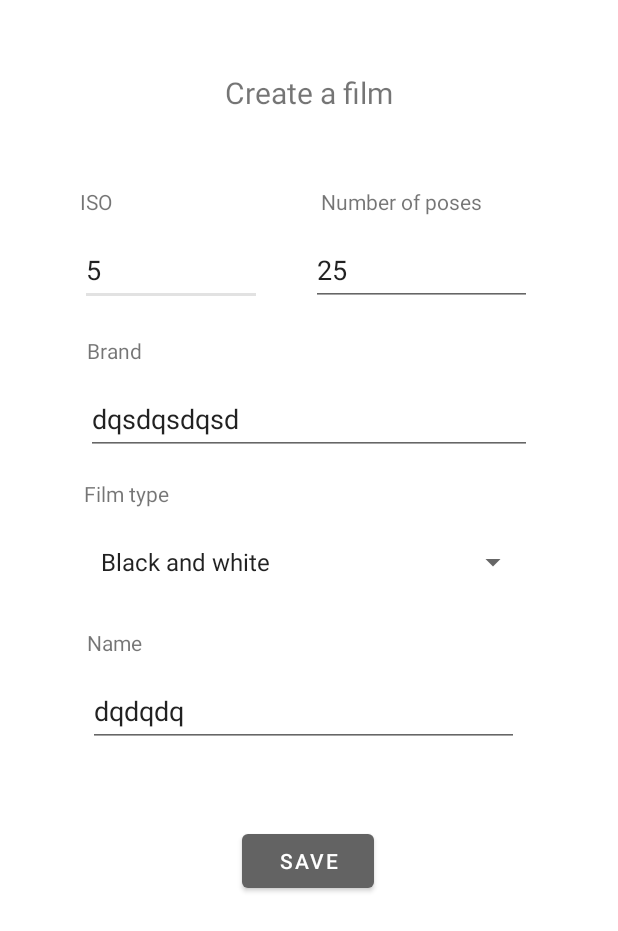
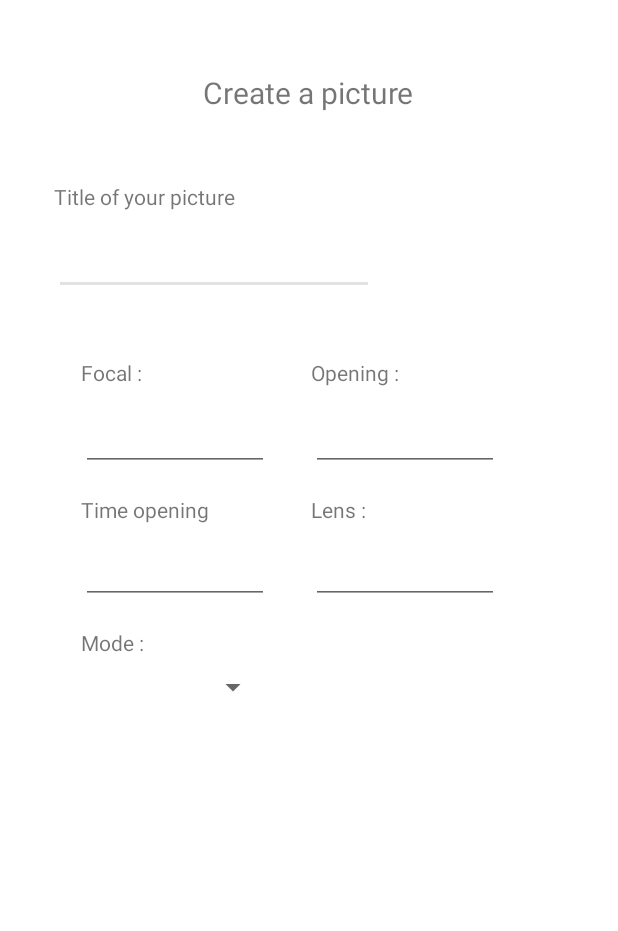
Before and after one commit to Arthur150/FDBSilverFilm, an Android app: the screen it shows after launch (AddFilmActivity before the commit, AddPictureActivity after it), on a phone screen of 412 x 824 dp. Shown: the top 931 px of the screen. Run offline under Robolectric (Android 15) with nearby library versions, the phone set to English and light mode, and no system bars; our stand-ins replace Room's generated code.

Commit message:
add layout add picture

```diff
--- a/app/src/main/AndroidManifest.xml
+++ b/app/src/main/AndroidManifest.xml
@@ -9,6 +9,9 @@
         android:roundIcon="@mipmap/ic_launcher_round"
         android:supportsRtl="true"
         android:theme="@style/Theme.FDBSilverFilm">
+        <activity
+            android:name=".view.AddPictureActivity"
+            android:exported="false" />
         <activity
             android:name=".view.AddFilmActivity"
             android:exported="false" />
--- /dev/null
+++ b/app/src/main/java/com/example/fdbsilverfilm/view/AddPictureActivity.kt
@@ -0,0 +1,12 @@
+package com.example.fdbsilverfilm.view
+
+import androidx.appcompat.app.AppCompatActivity
+import android.os.Bundle
+import com.example.fdbsilverfilm.R
+
+class AddPictureActivity : AppCompatActivity() {
+    override fun onCreate(savedInstanceState: Bundle?) {
+        super.onCreate(savedInstanceState)
+        setContentView(R.layout.activity_add_picture)
+    }
+}
--- a/app/src/main/java/com/example/fdbsilverfilm/view/MainActivity.kt
+++ b/app/src/main/java/com/example/fdbsilverfilm/view/MainActivity.kt
@@ -1,10 +1,8 @@
 package com.example.fdbsilverfilm.view
 
 import android.content.Intent
+import android.os.Bundle
 import androidx.appcompat.app.AppCompatActivity
-import android.os.Bundle
-import android.util.Log
-
 import com.example.fdbsilverfilm.R
 import com.example.fdbsilverfilm.model.Film
 
@@ -13,8 +11,12 @@ class MainActivity : AppCompatActivity() {
         super.onCreate(savedInstanceState)
         setContentView(R.layout.activity_main)
 
-        val intent = Intent(this,AddFilmActivity::class.java)
-        intent.putExtra("filmToEdit", Film(0,"dqdqdq","dqsdqsdqsd",5,"Black and white",25))
+        /*val intent = Intent(this, AddFilmActivity::class.java)
+         intent.putExtra("filmToEdit", Film(0, "dqdqdq", "dqsdqsdqsd", 5, "Black and white", 25))
+         startActivity(intent)*/
+
+        val intent = Intent(this, AddPictureActivity::class.java)
+        intent.putExtra("filmToEdit", Film(0, "dqdqdq", "dqsdqsdqsd", 5, "Black and white", 25))
         startActivity(intent)
 
     }
--- /dev/null
+++ b/app/src/main/res/layout/activity_add_picture.xml
@@ -0,0 +1,169 @@
+<?xml version="1.0" encoding="utf-8"?>
+<androidx.constraintlayout.widget.ConstraintLayout xmlns:android="http://schemas.android.com/apk/res/android"
+    xmlns:app="http://schemas.android.com/apk/res-auto"
+    xmlns:tools="http://schemas.android.com/tools"
+    android:layout_width="match_parent"
+    android:layout_height="match_parent"
+    tools:context=".view.AddPictureActivity">
+
+
+    <TextView
+        android:id="@+id/addPictureTextView"
+        android:layout_width="wrap_content"
+        android:layout_height="wrap_content"
+        android:layout_marginTop="48dp"
+        android:gravity="center"
+        android:text="@string/create_a_picture"
+        android:textSize="20sp"
+        app:layout_constraintEnd_toEndOf="parent"
+        app:layout_constraintHorizontal_bias="0.498"
+        app:layout_constraintStart_toStartOf="parent"
+        app:layout_constraintTop_toTopOf="parent" />
+
+
+    <androidx.constraintlayout.widget.ConstraintLayout
+        android:id="@+id/constraintLayout"
+        android:layout_width="360dp"
+        android:layout_height="wrap_content"
+        android:layout_marginTop="36dp"
+        android:padding="10dp"
+        app:layout_constraintEnd_toEndOf="parent"
+        app:layout_constraintStart_toStartOf="parent"
+        app:layout_constraintTop_toBottomOf="@+id/addPictureTextView">
+
+        <TextView
+            android:id="@+id/addPictureTitleLabel"
+            android:layout_width="wrap_content"
+            android:layout_height="wrap_content"
+            android:text="@string/title_of_your_picture"
+            app:layout_constraintStart_toStartOf="parent"
+            app:layout_constraintTop_toTopOf="parent" />
+
+        <EditText
+            android:id="@+id/addPictureTitle"
+            android:layout_width="0dp"
+            android:layout_height="48dp"
+            android:layout_marginTop="8dp"
+            android:ems="10"
+            android:importantForAutofill="no"
+            android:inputType="text"
+            app:layout_constraintStart_toStartOf="parent"
+            app:layout_constraintTop_toBottomOf="@+id/addPictureTitleLabel" />
+
+
+    </androidx.constraintlayout.widget.ConstraintLayout>
+
+    <androidx.constraintlayout.widget.ConstraintLayout
+        android:layout_width="0dp"
+        android:layout_height="280dp"
+        android:layout_marginTop="16dp"
+        app:layout_constraintEnd_toEndOf="@+id/constraintLayout"
+        app:layout_constraintStart_toStartOf="@+id/constraintLayout"
+        app:layout_constraintTop_toBottomOf="@+id/constraintLayout">
+
+
+        <TextView
+            android:id="@+id/addPictureLabelFocal"
+            android:layout_width="wrap_content"
+            android:layout_height="wrap_content"
+            android:layout_marginStart="28dp"
+            android:layout_marginTop="16dp"
+            android:labelFor="@id/addPictureFocal"
+            android:text="@string/Focal"
+            app:layout_constraintStart_toStartOf="parent"
+            app:layout_constraintTop_toTopOf="parent" />
+
+        <EditText
+            android:id="@+id/addPictureFocal"
+            android:layout_width="125dp"
+            android:layout_height="48dp"
+            android:layout_marginTop="8dp"
+            android:ems="10"
+            android:importantForAutofill="no"
+            android:inputType="number"
+            app:layout_constraintStart_toStartOf="@+id/addPictureLabelFocal"
+            app:layout_constraintTop_toBottomOf="@+id/addPictureLabelFocal" />
+
+        <TextView
+            android:id="@+id/addPictureOpeningLabel"
+            android:layout_width="wrap_content"
+            android:layout_height="wrap_content"
+            android:layout_marginTop="16dp"
+            android:layout_marginEnd="92dp"
+            android:labelFor="@id/addPictureOpening"
+            android:text="@string/Opening"
+            app:layout_constraintEnd_toEndOf="parent"
+            app:layout_constraintStart_toEndOf="@+id/addPictureFocal"
+            app:layout_constraintTop_toTopOf="parent" />
+
+        <EditText
+            android:id="@+id/addPictureOpening"
+            android:layout_width="125dp"
+            android:layout_height="48dp"
+            android:layout_marginTop="8dp"
+            android:ems="10"
+            android:importantForAutofill="no"
+            android:inputType="number"
+            app:layout_constraintStart_toStartOf="@+id/addPictureOpeningLabel"
+            app:layout_constraintTop_toBottomOf="@+id/addPictureOpeningLabel" />
+
+        <TextView
+            android:id="@+id/addPictureTimeLabel"
+            android:layout_width="wrap_content"
+            android:layout_height="wrap_content"
+            android:layout_marginTop="16dp"
+            android:text="@string/time_opening"
+            app:layout_constraintStart_toStartOf="@+id/addPictureFocal"
+            app:layout_constraintTop_toBottomOf="@+id/addPictureFocal" />
+
+        <EditText
+            android:id="@+id/addPictureTime"
+            android:layout_width="125dp"
+            android:layout_height="wrap_content"
+            android:layout_marginTop="8dp"
+            android:ems="10"
+            android:inputType="number"
+            app:layout_constraintStart_toStartOf="@+id/addPictureTimeLabel"
+            app:layout_constraintTop_toBottomOf="@+id/addPictureTimeLabel" />
+
+        <TextView
+            android:id="@+id/textView3"
+            android:layout_width="wrap_content"
+            android:layout_height="wrap_content"
+            android:layout_marginTop="16dp"
+            android:text="@string/Lens"
+            app:layout_constraintStart_toStartOf="@+id/addPictureOpening"
+            app:layout_constraintTop_toBottomOf="@+id/addPictureOpening" />
+
+        <EditText
+            android:id="@+id/addPictureLens"
+            android:layout_width="125dp"
+            android:layout_height="wrap_content"
+            android:layout_marginTop="8dp"
+            android:ems="10"
+            android:inputType="number"
+            app:layout_constraintStart_toStartOf="@+id/textView3"
+            app:layout_constraintTop_toBottomOf="@+id/textView3" />
+
+        <Spinner
+            android:id="@+id/addPictureMode"
+            android:layout_width="125dp"
+            android:layout_height="wrap_content"
+            android:layout_marginTop="8dp"
+            app:layout_constraintStart_toStartOf="@+id/addPictureModeLabel"
+            app:layout_constraintTop_toBottomOf="@+id/addPictureModeLabel" />
+
+        <TextView
+            android:id="@+id/addPictureModeLabel"
+            android:layout_width="wrap_content"
+            android:layout_height="wrap_content"
+            android:layout_marginTop="16dp"
+            android:text="@string/Mode"
+            app:layout_constraintStart_toStartOf="@+id/addPictureTime"
+            app:layout_constraintTop_toBottomOf="@+id/addPictureTime" />
+
+
+    </androidx.constraintlayout.widget.ConstraintLayout>
+
+
+</androidx.constraintlayout.widget.ConstraintLayout>
--- a/app/src/main/res/values/strings.xml
+++ b/app/src/main/res/values/strings.xml
@@ -22,4 +22,13 @@
     <string name="Focal">Focal :</string>
     <string name="Coordinates">Coordinates :</string>
     <string name="Lens">Lens :</string>
+
+    <string name="create_a_picture">Create a picture</string>
+    <string name="title_of_your_picture">Title of your picture</string>
+    <string name="lens">Lens</string>
+    <string name="mode">Mode</string>
+    <string name="time_opening">Time opening</string>
+    <string name="camera_configuration">Camera configuration</string>
+    <string name="focal">Focal</string>
+    <string name="opening">Opening</string>
 </resources>
```
